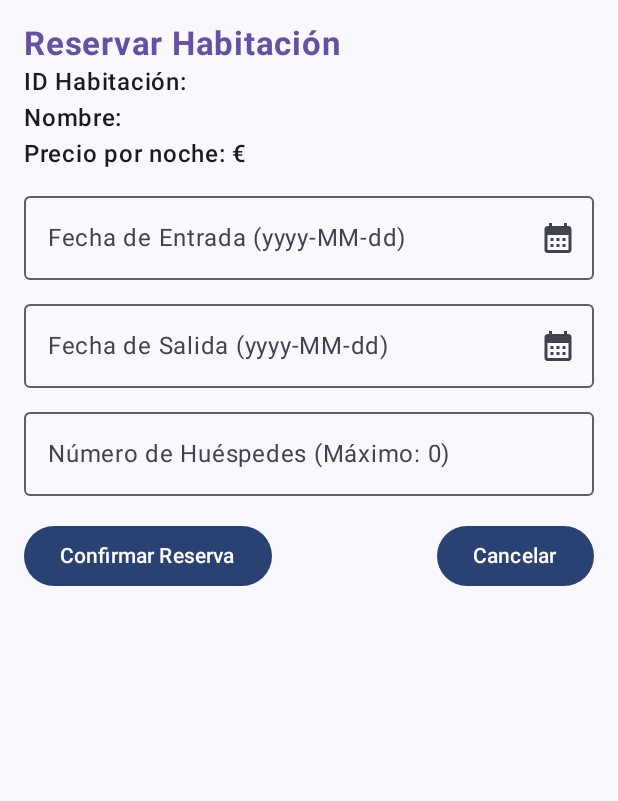
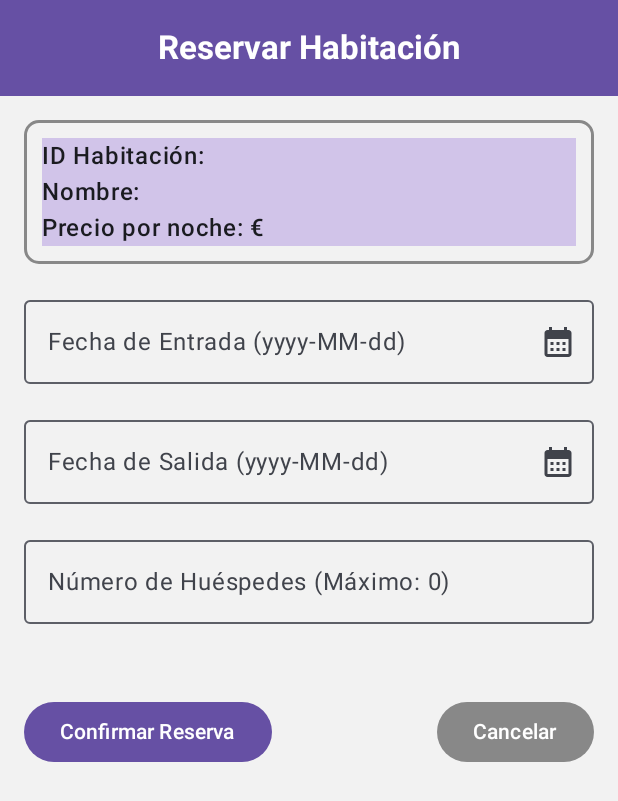
Before and after one commit to IntermodularDAM/APP-ANDROID, an Android app built with Jetpack Compose: the composable ReservarHabitacionScreen called with empty values, on a phone screen of 412 x 824 dp. Shown: the top 801 px of the screen. Run offline under Robolectric (Android 15) with nearby library versions, the phone set to English and light mode, and no system bars; 3 statements that could not run were skipped.

Commit message:
Actualización 3

```diff
--- a/app/src/main/java/dam/intermodular/app/reservas/view/ReservarHabitacion.kt
+++ b/app/src/main/java/dam/intermodular/app/reservas/view/ReservarHabitacion.kt
@@ -3,30 +3,30 @@ package dam.intermodular.app.reservas.view
 import android.app.DatePickerDialog
 import android.util.Log
 import android.widget.Toast
+import androidx.compose.foundation.background
+import androidx.compose.foundation.border
 import androidx.compose.foundation.layout.*
-import androidx.compose.foundation.text.ClickableText
+import androidx.compose.foundation.shape.RoundedCornerShape
 import androidx.compose.material.icons.Icons
 import androidx.compose.material.icons.filled.CalendarMonth
 import androidx.compose.material3.*
 import androidx.compose.runtime.*
-import androidx.compose.ui.Alignment
 import androidx.compose.ui.Modifier
 import androidx.compose.ui.graphics.Color
 import androidx.compose.ui.platform.LocalContext
-import androidx.compose.ui.text.AnnotatedString
 import androidx.compose.ui.text.font.FontWeight
 import androidx.compose.ui.unit.dp
 import androidx.compose.ui.unit.sp
 import androidx.lifecycle.viewmodel.compose.viewModel
 import androidx.navigation.NavHostController
 import dam.intermodular.app.reservas.model.NuevaReserva
-import dam.intermodular.app.reservas.model.Reservas
 import dam.intermodular.app.reservas.viewmodel.ReservasViewModel
 import dam.intermodular.app.ui.theme.Purple40
 import java.util.Calendar
 import java.text.SimpleDateFormat
 import java.util.Locale
 
+@OptIn(ExperimentalMaterial3Api::class)
 @Composable
 fun ReservarHabitacionScreen(
     navController: NavHostController,
@@ -71,13 +71,41 @@ fun ReservarHabitacionScreen(
         calendarSalida.get(Calendar.DAY_OF_MONTH)
     )
 
-    Column(modifier = Modifier.padding(16.dp)) {
-        Text(text = "Reservar Habitación", fontSize = 22.sp, fontWeight = FontWeight.Bold, color = Purple40)
-        Text(text = "ID Habitación: $habitacionId", fontWeight = FontWeight.SemiBold)
-        Text(text = "Nombre: $habitacionNombre", fontWeight = FontWeight.SemiBold)
-        Text(text = "Precio por noche: $precioNoche€", fontWeight = FontWeight.SemiBold)
-
-        Spacer(modifier = Modifier.height(8.dp))
+    Scaffold(
+        topBar = {
+            CenterAlignedTopAppBar(
+                title = {
+                    Text(
+                        text = "Reservar Habitación",
+                        fontSize = 22.sp,
+                        fontWeight = FontWeight.Bold,
+                        color = Color.White
+                    )
+                },
+                colors = TopAppBarDefaults.topAppBarColors(Purple40)
+            )
+        },
+        containerColor = Color(0xFFF2F2F2) // Fondo gris claro
+    ) { paddingValues ->
+        Column(
+            modifier = Modifier
+                .fillMaxSize()
+                .padding(paddingValues)
+                .padding(16.dp),
+            verticalArrangement = Arrangement.spacedBy(16.dp)
+        ) {
+            // Información de la habitación en recuadros con bordes
+            Column(
+                modifier = Modifier
+                    .fillMaxWidth()
+                    .border(2.dp, Color.Gray, shape = RoundedCornerShape(10.dp))
+                    .padding(12.dp)
+                    .background(color = Color(0xFFD1C4E9))
+            ) {
+                Text(text = "ID Habitación: $habitacionId", fontWeight = FontWeight.SemiBold, fontSize = 16.sp)
+                Text(text = "Nombre: $habitacionNombre", fontWeight = FontWeight.SemiBold, fontSize = 16.sp)
+                Text(text = "Precio por noche: $precioNoche€", fontWeight = FontWeight.SemiBold, fontSize = 16.sp)
+            }
 
             // Selección de Fecha de Entrada
             OutlinedTextField(
@@ -93,8 +121,6 @@ fun ReservarHabitacionScreen(
                 modifier = Modifier.fillMaxWidth()
             )
 
-        Spacer(modifier = Modifier.height(8.dp))
-
             // Selección de Fecha de Salida
             OutlinedTextField(
                 value = fechaSalida,
@@ -108,8 +134,6 @@ fun ReservarHabitacionScreen(
                 },
                 modifier = Modifier.fillMaxWidth()
             )
-
-        Spacer(modifier = Modifier.height(8.dp))
 
             // Selección de Número de Huéspedes
             OutlinedTextField(
@@ -139,7 +163,6 @@ fun ReservarHabitacionScreen(
 
                         isSaving = true
 
-                    // ✅ Usa NuevaReserva en lugar de Reservas
                         val nuevaReserva = NuevaReserva(
                             idUsu = usuarioId,
                             idHab = habitacionId,
@@ -167,18 +190,23 @@ fun ReservarHabitacionScreen(
                             }
                         )
                     },
-                enabled = !isSaving
+                    enabled = !isSaving,
+                    colors = ButtonDefaults.buttonColors(containerColor = Purple40)
                 ) {
                     if (isSaving) {
                         CircularProgressIndicator(color = Color.White, modifier = Modifier.size(20.dp))
                     } else {
-                    Text("Confirmar Reserva")
+                        Text("Confirmar Reserva", color = Color.White)
                     }
                 }
 
-            Button(onClick = { navController.popBackStack() }) {
-                Text("Cancelar")
+                Button(
+                    onClick = { navController.popBackStack() },
+                    colors = ButtonDefaults.buttonColors(containerColor = Color.Gray)
+                ) {
+                    Text("Cancelar", color = Color.White)
                 }
             }
         }
     }
+}
```
Also changed, not shown: app/src/main/java/dam/intermodular/app/reservas/view/InfoReserva.kt (+58 -11 lines), app/src/main/java/dam/intermodular/app/reservas/view/ModificarReserva.kt (+40 -18 lines), app/src/main/java/dam/intermodular/app/reservas/view/ReservasScreen.kt (+23 -8 lines). Lines whose indentation alone changed are shown as unchanged.
